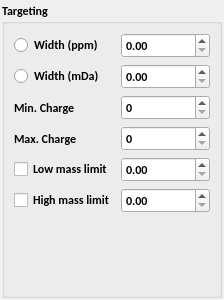
This is src/libs/adwidgets/targetingform.ui in qtplatz/qtplatz as Qt 5 draws it before an edit. The edited form follows.
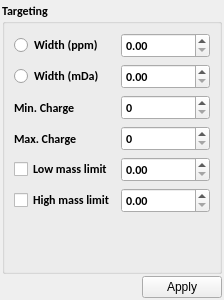
This is the edited form.

Diff of the .ui file:
```diff
--- a/src/libs/adwidgets/targetingform.ui
+++ b/src/libs/adwidgets/targetingform.ui
@@ -126,6 +126,13 @@
      </item>
     </layout>
    </item>
+   <item row="2" column="0">
+    <widget class="QDialogButtonBox" name="buttonBox">
+     <property name="standardButtons">
+      <set>QDialogButtonBox::Apply</set>
+     </property>
+    </widget>
+   </item>
   </layout>
  </widget>
  <resources/>
```
